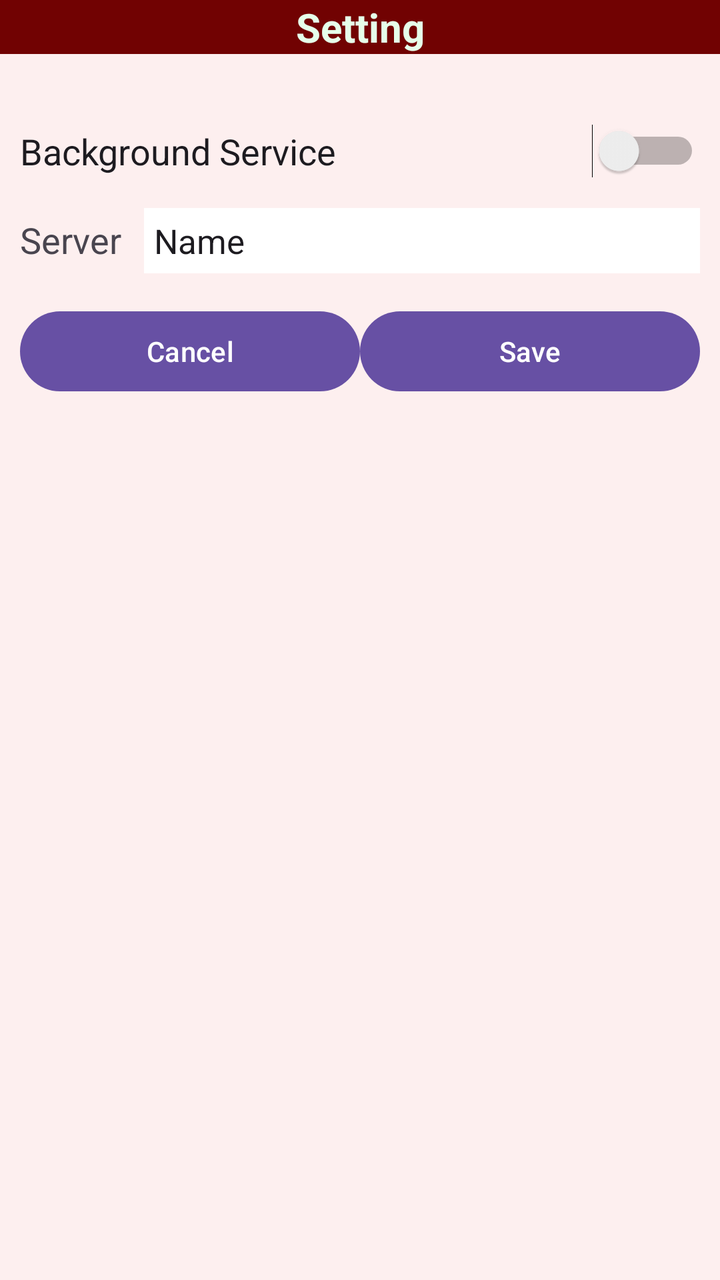
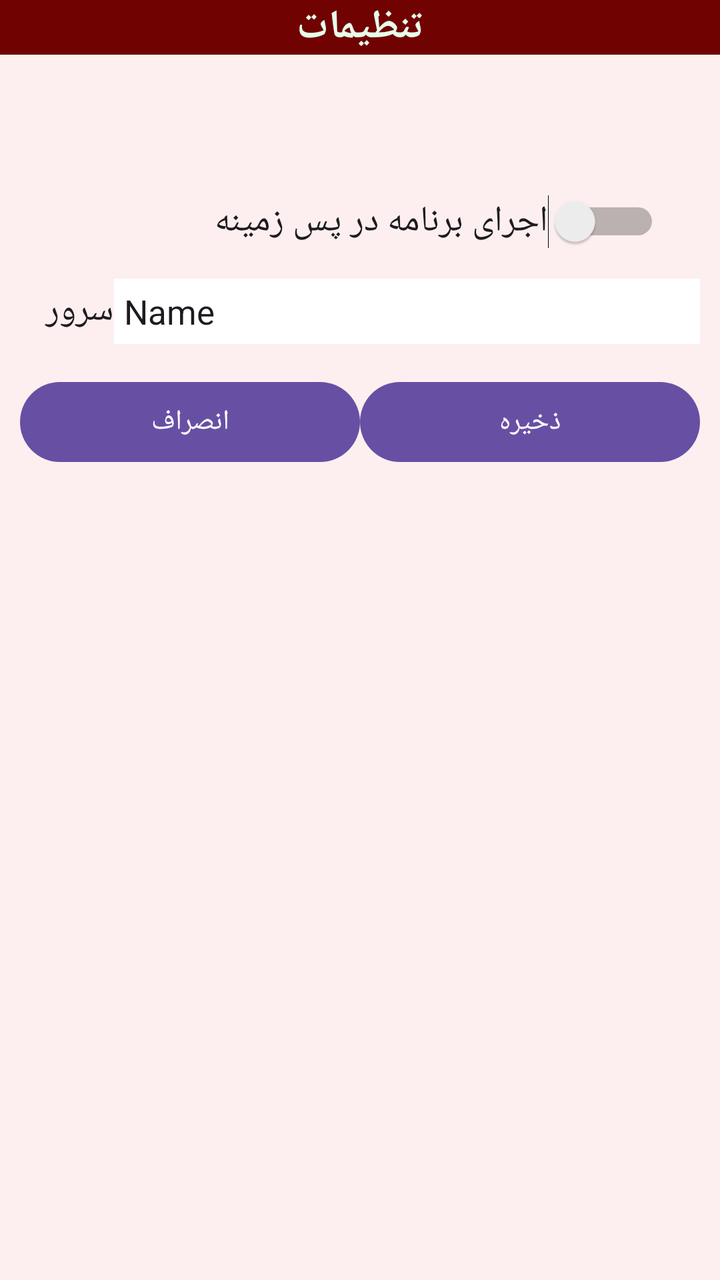

Before-and-after screenshots of an Android layout around one commit, followed by the original layout XML and the change that was made.
<!-- AndroidManifest.xml: application theme Theme.EAndroid -->
<!-- res/layout/fragment_mysetting.xml -->
<?xml version="1.0" encoding="utf-8"?>
<FrameLayout xmlns:android="http://schemas.android.com/apk/res/android"
    xmlns:tools="http://schemas.android.com/tools"
    android:layout_width="match_parent"
    android:layout_height="match_parent"
    tools:context=".Mysetting">

    <LinearLayout
        android:layout_width="match_parent"
        android:layout_height="match_parent"
        android:background="@color/light_text2"
        android:gravity="center_horizontal|top"
        android:orientation="vertical">


        <TextView
            android:id="@+id/textView9"
            android:layout_width="match_parent"
            android:layout_height="wrap_content"
            android:background="@color/dark_bg4"
            android:text="@string/lng_Setting"
            android:textAlignment="center"
            android:textColor="@color/light_text1"
            android:textSize="20sp"
            android:textStyle="bold" />

        <LinearLayout
            android:layout_width="match_parent"
            android:layout_height="wrap_content"
            android:layout_marginHorizontal="10dp"
            android:layout_marginTop="35dp"
            android:layout_marginBottom="15dp"
            android:orientation="horizontal">

            <Switch
                android:id="@+id/setting_bg_service"
                android:layout_width="wrap_content"
                android:layout_height="wrap_content"
                android:layout_weight="1"
                android:text="@string/lng_backgroundservice"
                android:textSize="18sp"
                tools:ignore="TouchTargetSizeCheck" />
        </LinearLayout>

        <LinearLayout
            android:layout_width="match_parent"
            android:layout_height="wrap_content"
            android:layout_marginHorizontal="10dp"
            android:layout_marginBottom="15dp"
            android:orientation="horizontal">

            <TextView
                android:id="@+id/textView10"
                android:layout_width="wrap_content"
                android:layout_height="wrap_content"
                android:layout_weight="12"
                android:text="@string/lng_server"
                android:textSize="18sp" />

            <EditText
                android:id="@+id/setting_server_address_id"
                android:layout_width="wrap_content"
                android:layout_height="wrap_content"
                android:layout_weight="88"
                android:background="@color/white"
                android:ems="10"
                android:inputType="text"
                android:paddingHorizontal="5dp"
                android:paddingVertical="5dp"
                android:text="Name"
                android:textSize="17sp" />
        </LinearLayout>

        <LinearLayout
            android:layout_width="match_parent"
            android:layout_height="wrap_content"
            android:layout_marginHorizontal="10dp"
            android:layout_marginBottom="15dp"
            android:orientation="horizontal">

            <Button
                android:id="@+id/setting_cancel_btn"
                android:layout_width="match_parent"
                android:layout_height="wrap_content"
                android:layout_weight="40"
                android:text="@string/lng_Cancel" />

            <Button
                android:id="@+id/setting_save_btn"
                android:layout_width="match_parent"
                android:layout_height="wrap_content"
                android:layout_weight="40"
                android:text="@string/lng_Save" />
        </LinearLayout>

    </LinearLayout>
</FrameLayout>
<!-- resources referenced by this layout -->
<resources>
  <color name="dark_bg4">#710202</color>
  <color name="light_text1">#E6FFEA</color>
  <color name="light_text2">#FDEFEF</color>
  <color name="white">#FFFFFFFF</color>
  <string name="lng_Cancel">Cancel</string>
  <string name="lng_Save">Save</string>
  <string name="lng_Setting">Setting</string>
  <string name="lng_backgroundservice">Background Service</string>
  <string name="lng_server">Server</string>
  <style name="Theme.EAndroid" parent="Base.Theme.EAndroid" />
  <style name="Base.Theme.EAndroid" parent="Theme.Material3.DayNight.NoActionBar">
          
          
      </style>
</resources>

<!-- the commit's change to res/layout/fragment_mysetting.xml (unified diff, before → after) -->
@@ -15,6 +15,7 @@
 
         <TextView
             android:id="@+id/textView9"
+            style="@style/Titr"
             android:layout_width="match_parent"
             android:layout_height="wrap_content"
             android:background="@color/dark_bg4"
@@ -34,12 +35,18 @@
 
             <Switch
                 android:id="@+id/setting_bg_service"
-                android:layout_width="wrap_content"
+                style="@style/Vazir"
+                android:layout_width="match_parent"
                 android:layout_height="wrap_content"
-                android:layout_weight="1"
+                android:layout_marginLeft="10dp"
+                android:layout_marginTop="35dp"
+
+                android:layout_marginRight="20dp"
+                android:switchMinWidth="56dp"
                 android:text="@string/lng_backgroundservice"
-                android:textSize="18sp"
-                tools:ignore="TouchTargetSizeCheck" />
+                android:textOff="@string/lng_off"
+                android:textOn="@string/lng_on"
+                android:textSize="18sp" />
         </LinearLayout>
 
         <LinearLayout
@@ -51,6 +58,7 @@
 
             <TextView
                 android:id="@+id/textView10"
+                style="@style/Titr"
                 android:layout_width="wrap_content"
                 android:layout_height="wrap_content"
                 android:layout_weight="12"
@@ -80,6 +88,7 @@
 
             <Button
                 android:id="@+id/setting_cancel_btn"
+                style="@style/Vazir"
                 android:layout_width="match_parent"
                 android:layout_height="wrap_content"
                 android:layout_weight="40"
@@ -87,6 +96,7 @@
 
             <Button
                 android:id="@+id/setting_save_btn"
+                style="@style/Vazir"
                 android:layout_width="match_parent"
                 android:layout_height="wrap_content"
                 android:layout_weight="40"
<!-- resource entries referenced after the edit -->
@@ -4,11 +4,21 @@
   <color name="light_text1">#E6FFEA</color>
   <color name="light_text2">#FDEFEF</color>
   <color name="white">#FFFFFFFF</color>
-  <string name="lng_Cancel">Cancel</string>
-  <string name="lng_Save">Save</string>
-  <string name="lng_Setting">Setting</string>
-  <string name="lng_backgroundservice">Background Service</string>
-  <string name="lng_server">Server</string>
+  <string name="lng_Cancel">انصراف</string>
+  <string name="lng_Save">ذخیره</string>
+  <string name="lng_Setting">تنظیمات</string>
+  <string name="lng_backgroundservice">اجرای برنامه در پس زمینه</string>
+  <string name="lng_off">خاموش</string>
+  <string name="lng_on">روشن</string>
+  <string name="lng_server">سرور</string>
+  <style name="Titr" parent="Theme.AppCompat.Light.NoActionBar">
+          <item name="android:fontFamily">@font/titr</item>
+          <item name="fontFamily">@font/titr</item> 
+      </style>
+  <style name="Vazir" parent="Theme.AppCompat.Light.NoActionBar">
+          <item name="android:fontFamily">@font/vazir</item>
+          <item name="fontFamily">@font/vazir</item> 
+      </style>
   <style name="Theme.EAndroid" parent="Base.Theme.EAndroid" />
   <style name="Base.Theme.EAndroid" parent="Theme.Material3.DayNight.NoActionBar">
           
